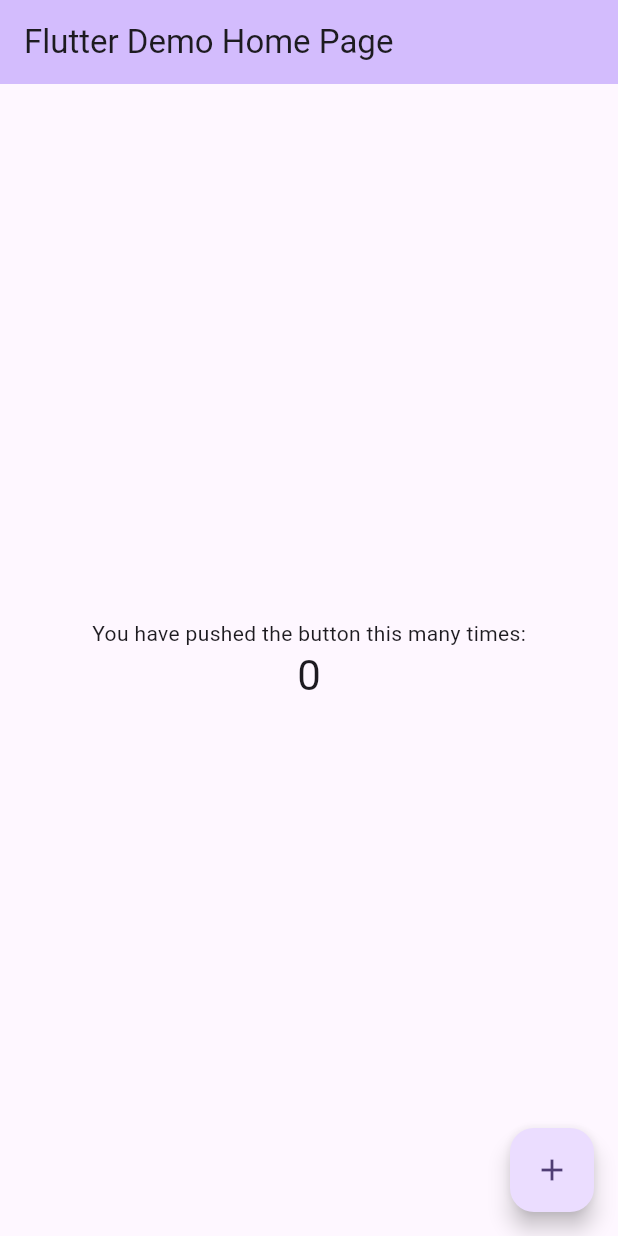
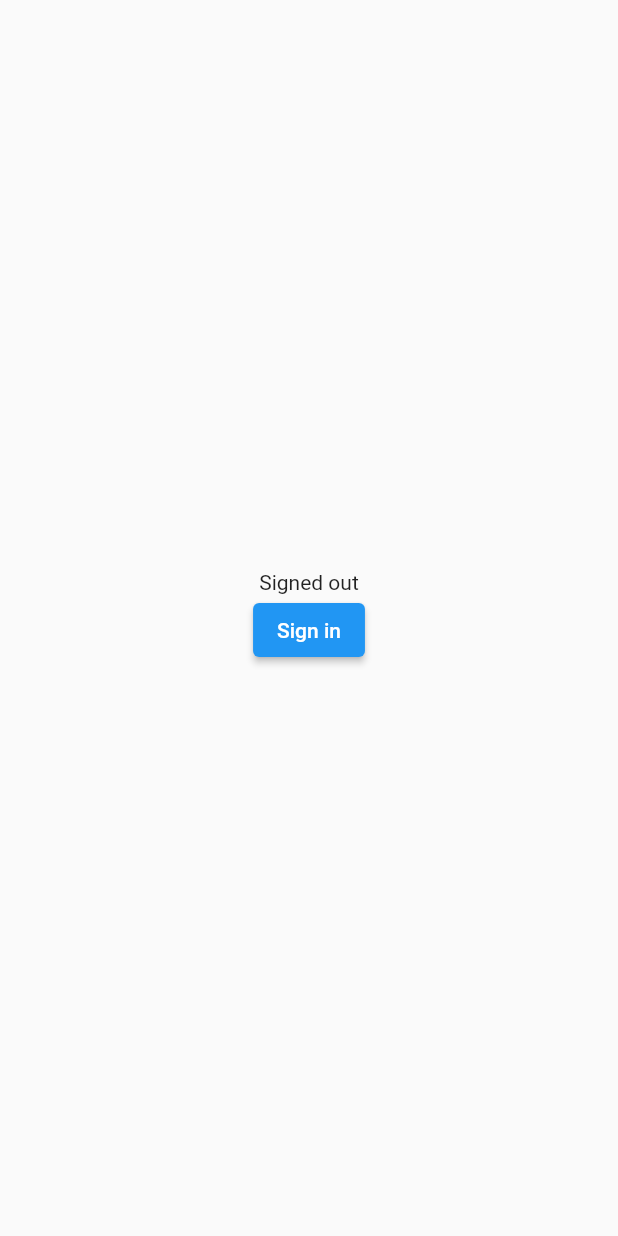
Before and after one commit to Rexios80/app_check_test, a Flutter app: the screen it shows after launch, on a phone screen of 412 x 824 dp. Run offline on Flutter 3.47's test engine with Material 2 defaults, Android fonts, the phone set to English and light mode, and no system bars; our stand-ins replace firebase_auth, firebase_core; missing offline and left inert: firebase_app_check; accounts and stored records are empty; statements that could not run were skipped.

Commit message:
Made the thing

```diff
--- a/not_working/lib/main.dart
+++ b/not_working/lib/main.dart
@@ -1,125 +1,50 @@
+import 'package:app_check_test/firebase_options.dart';
+import 'package:firebase_app_check/firebase_app_check.dart';
+import 'package:firebase_auth/firebase_auth.dart';
+import 'package:firebase_core/firebase_core.dart';
 import 'package:flutter/material.dart';
 
-void main() {
-  runApp(const MyApp());
-}
-
-class MyApp extends StatelessWidget {
-  const MyApp({super.key});
-
-  // This widget is the root of your application.
-  @override
-  Widget build(BuildContext context) {
-    return MaterialApp(
-      title: 'Flutter Demo',
-      theme: ThemeData(
-        // This is the theme of your application.
-        //
-        // TRY THIS: Try running your application with "flutter run". You'll see
-        // the application has a blue toolbar. Then, without quitting the app,
-        // try changing the seedColor in the colorScheme below to Colors.green
-        // and then invoke "hot reload" (save your changes or press the "hot
-        // reload" button in a Flutter-supported IDE, or press "r" if you used
-        // the command line to start the app).
-        //
-        // Notice that the counter didn't reset back to zero; the application
-        // state is not lost during the reload. To reset the state, use hot
-        // restart instead.
-        //
-        // This works for code too, not just values: Most code changes can be
-        // tested with just a hot reload.
-        colorScheme: ColorScheme.fromSeed(seedColor: Colors.deepPurple),
-        useMaterial3: true,
+void main() async {
+  WidgetsFlutterBinding.ensureInitialized();
+  await Firebase.initializeApp(options: DefaultFirebaseOptions.currentPlatform);
+  await FirebaseAppCheck.instance.activate(
+    webProvider:
+        ReCaptchaV3Provider('6LfDr20oAAAAAP5gyaK1KnHu17DPMj7e8DYEemza'),
+  );
+  runApp(
+    MaterialApp(
+      home: Scaffold(
+        body: StreamBuilder(
+          stream: FirebaseAuth.instance.authStateChanges(),
+          builder: (context, snap) {
+            final user = snap.data;
+            if (user != null) {
+              return const Center(
+                child: Column(
+                  mainAxisSize: MainAxisSize.min,
+                  children: [
+                    Text('Signed in'),
+                    Text('Refreshing the page should result in sign out'),
+                  ],
                 ),
-      home: const MyHomePage(title: 'Flutter Demo Home Page'),
               );
-  }
-}
-
-class MyHomePage extends StatefulWidget {
-  const MyHomePage({super.key, required this.title});
-
-  // This widget is the home page of your application. It is stateful, meaning
-  // that it has a State object (defined below) that contains fields that affect
-  // how it looks.
-
-  // This class is the configuration for the state. It holds the values (in this
-  // case the title) provided by the parent (in this case the App widget) and
-  // used by the build method of the State. Fields in a Widget subclass are
-  // always marked "final".
-
-  final String title;
-
-  @override
-  State<MyHomePage> createState() => _MyHomePageState();
-}
-
-class _MyHomePageState extends State<MyHomePage> {
-  int _counter = 0;
-
-  void _incrementCounter() {
-    setState(() {
-      // This call to setState tells the Flutter framework that something has
-      // changed in this State, which causes it to rerun the build method below
-      // so that the display can reflect the updated values. If we changed
-      // _counter without calling setState(), then the build method would not be
-      // called again, and so nothing would appear to happen.
-      _counter++;
-    });
-  }
-
-  @override
-  Widget build(BuildContext context) {
-    // This method is rerun every time setState is called, for instance as done
-    // by the _incrementCounter method above.
-    //
-    // The Flutter framework has been optimized to make rerunning build methods
-    // fast, so that you can just rebuild anything that needs updating rather
-    // than having to individually change instances of widgets.
-    return Scaffold(
-      appBar: AppBar(
-        // TRY THIS: Try changing the color here to a specific color (to
-        // Colors.amber, perhaps?) and trigger a hot reload to see the AppBar
-        // change color while the other colors stay the same.
-        backgroundColor: Theme.of(context).colorScheme.inversePrimary,
-        // Here we take the value from the MyHomePage object that was created by
-        // the App.build method, and use it to set our appbar title.
-        title: Text(widget.title),
-      ),
-      body: Center(
-        // Center is a layout widget. It takes a single child and positions it
-        // in the middle of the parent.
+            } else {
+              return Center(
                 child: Column(
-          // Column is also a layout widget. It takes a list of children and
-          // arranges them vertically. By default, it sizes itself to fit its
-          // children horizontally, and tries to be as tall as its parent.
-          //
-          // Column has various properties to control how it sizes itself and
-          // how it positions its children. Here we use mainAxisAlignment to
-          // center the children vertically; the main axis here is the vertical
-          // axis because Columns are vertical (the cross axis would be
-          // horizontal).
-          //
-          // TRY THIS: Invoke "debug painting" (choose the "Toggle Debug Paint"
-          // action in the IDE, or press "p" in the console), to see the
-          // wireframe for each widget.
-          mainAxisAlignment: MainAxisAlignment.center,
-          children: <Widget>[
-            const Text(
-              'You have pushed the button this many times:',
-            ),
-            Text(
-              '$_counter',
-              style: Theme.of(context).textTheme.headlineMedium,
+                  mainAxisSize: MainAxisSize.min,
+                  children: [
+                    const Text('Signed out'),
+                    ElevatedButton(
+                      onPressed: FirebaseAuth.instance.signInAnonymously,
+                      child: const Text('Sign in'),
                     ),
                   ],
                 ),
-      ),
-      floatingActionButton: FloatingActionButton(
-        onPressed: _incrementCounter,
-        tooltip: 'Increment',
-        child: const Icon(Icons.add),
-      ), // This trailing comma makes auto-formatting nicer for build methods.
               );
             }
+          },
+        ),
+      ),
+    ),
+  );
 }
--- a/not_working/pubspec.yaml
+++ b/not_working/pubspec.yaml
@@ -9,6 +9,9 @@ environment:
   sdk: ">=3.1.2 <4.0.0"
 
 dependencies:
+  firebase_app_check: ^0.2.0
+  firebase_auth: ^4.10.0
+  firebase_core: ^2.16.0
   flutter:
     sdk: flutter
 
```
Also changed, not shown: not_working/lib/firebase_options.dart (added), not_working/pubspec.lock, 2 other files. Lines whose indentation alone changed are shown as unchanged.
